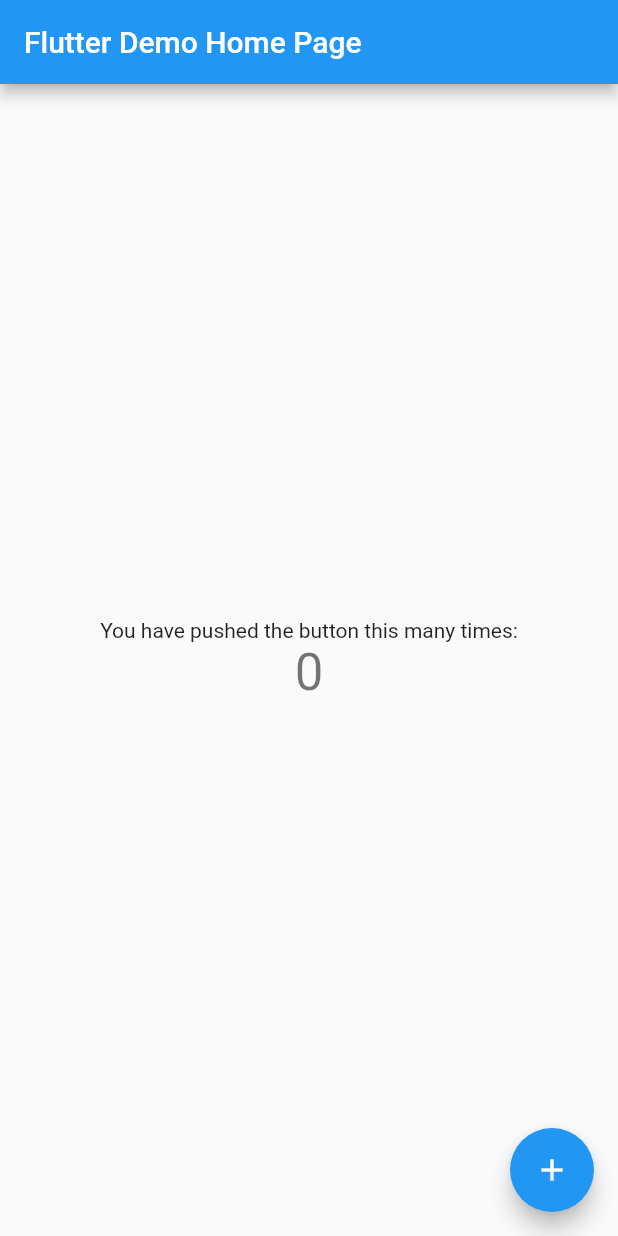
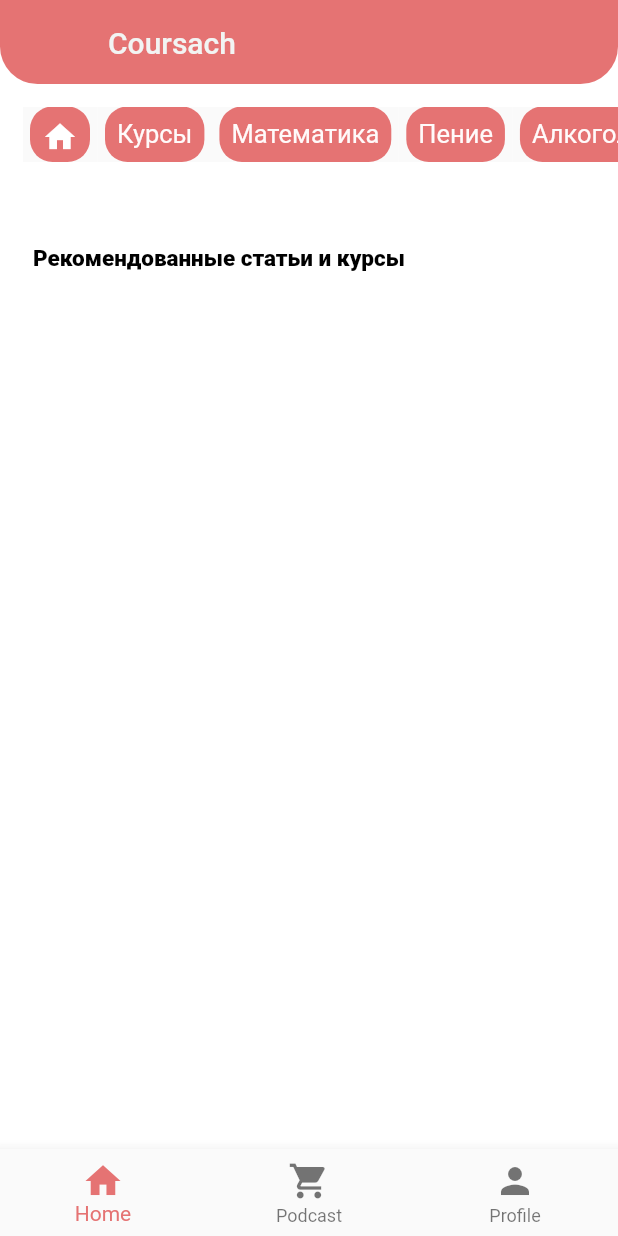
Before and after one commit to Coursework-Mobile-App/CoursesApp, a Flutter app: the screen it shows after launch, on a phone screen of 412 x 824 dp. Run offline on Flutter 3.47's test engine with Material 2 defaults, Android fonts, the phone set to English and light mode, and no system bars; our stand-ins replace cached_network_image.

Commit message:
now we have some front

```diff
--- a/lib/main.dart
+++ b/lib/main.dart
@@ -1,115 +1,12 @@
 import 'package:flutter/material.dart';
+import 'main_screen.dart';
 
 void main() {
-  runApp(const MyApp());
+  runApp(MaterialApp(
+    theme: ThemeData(
+      primaryColor: Colors.amber,
+    ),
+    color: Colors.black,
+    home: MainScreen(),
+  ));
 }
-
-class MyApp extends StatelessWidget {
-  const MyApp({Key? key}) : super(key: key);
-
-  // This widget is the root of your application.
-  @override
-  Widget build(BuildContext context) {
-    return MaterialApp(
-      title: 'Flutter Demo',
-      theme: ThemeData(
-        // This is the theme of your application.
-        //
-        // Try running your application with "flutter run". You'll see the
-        // application has a blue toolbar. Then, without quitting the app, try
-        // changing the primarySwatch below to Colors.green and then invoke
-        // "hot reload" (press "r" in the console where you ran "flutter run",
-        // or simply save your changes to "hot reload" in a Flutter IDE).
-        // Notice that the counter didn't reset back to zero; the application
-        // is not restarted.
-        primarySwatch: Colors.blue,
-      ),
-      home: const MyHomePage(title: 'Flutter Demo Home Page'),
-    );
-  }
-}
-
-class MyHomePage extends StatefulWidget {
-  const MyHomePage({Key? key, required this.title}) : super(key: key);
-
-  // This widget is the home page of your application. It is stateful, meaning
-  // that it has a State object (defined below) that contains fields that affect
-  // how it looks.
-
-  // This class is the configuration for the state. It holds the values (in this
-  // case the title) provided by the parent (in this case the App widget) and
-  // used by the build method of the State. Fields in a Widget subclass are
-  // always marked "final".
-
-  final String title;
-
-  @override
-  State<MyHomePage> createState() => _MyHomePageState();
-}
-
-class _MyHomePageState extends State<MyHomePage> {
-  int _counter = 0;
-
-  void _incrementCounter() {
-    setState(() {
-      // This call to setState tells the Flutter framework that something has
-      // changed in this State, which causes it to rerun the build method below
-      // so that the display can reflect the updated values. If we changed
-      // _counter without calling setState(), then the build method would not be
-      // called again, and so nothing would appear to happen.
-      _counter++;
-    });
-  }
-
-  @override
-  Widget build(BuildContext context) {
-    // This method is rerun every time setState is called, for instance as done
-    // by the _incrementCounter method above.
-    //
-    // The Flutter framework has been optimized to make rerunning build methods
-    // fast, so that you can just rebuild anything that needs updating rather
-    // than having to individually change instances of widgets.
-    return Scaffold(
-      appBar: AppBar(
-        // Here we take the value from the MyHomePage object that was created by
-        // the App.build method, and use it to set our appbar title.
-        title: Text(widget.title),
-      ),
-      body: Center(
-        // Center is a layout widget. It takes a single child and positions it
-        // in the middle of the parent.
-        child: Column(
-          // Column is also a layout widget. It takes a list of children and
-          // arranges them vertically. By default, it sizes itself to fit its
-          // children horizontally, and tries to be as tall as its parent.
-          //
-          // Invoke "debug painting" (press "p" in the console, choose the
-          // "Toggle Debug Paint" action from the Flutter Inspector in Android
-          // Studio, or the "Toggle Debug Paint" command in Visual Studio Code)
-          // to see the wireframe for each widget.
-          //
-          // Column has various properties to control how it sizes itself and
-          // how it positions its children. Here we use mainAxisAlignment to
-          // center the children vertically; the main axis here is the vertical
-          // axis because Columns are vertical (the cross axis would be
-          // horizontal).
-          mainAxisAlignment: MainAxisAlignment.center,
-          children: <Widget>[
-            const Text(
-              'You have pushed the button this many times:',
-            ),
-            Text(
-              '$_counter',
-              style: Theme.of(context).textTheme.headline4,
-            ),
-          ],
-        ),
-      ),
-      floatingActionButton: FloatingActionButton(
-        onPressed: _incrementCounter,
-        tooltip: 'Increment',
-        child: const Icon(Icons.add),
-      ), // This trailing comma makes auto-formatting nicer for build methods.
-    );
-  }
-}
--- a/lib/main_screen.dart
+++ b/lib/main_screen.dart
@@ -1,3 +1,4 @@
+import 'package:courses_app/pages/homepage.dart';
 import 'package:flutter/material.dart';
 // import 'package:shop_flutter_app/screens/main/home_page.dart';
 // import 'package:shop_flutter_app/screens/main/podcast_page.dart';
@@ -30,16 +31,19 @@ class MainScreenState extends State<MainScreen> {
       // ),
       body: Container(
         color: Colors.orange[100],
-        // child: AnimatedSwitcher(
-        //   duration: const Duration(milliseconds: 200),
-        //   child: <Widget>[
-        //     // const HomePage(),
-        //     // const PodcastPage(),
-        //     // const ProfilePage(),
-        //   ][currentTab],
-        // ),
+        child: AnimatedSwitcher(
+          duration: const Duration(milliseconds: 200),
+          child: <Widget>[
+            const HomePage(),
+            const HomePage(),
+            const HomePage(),
+            // const PodcastPage(),
+            // const ProfilePage(),
+          ][currentTab],
+        ),
       ),
       bottomNavigationBar: BottomNavigationBar(
+        fixedColor: Color(0xFFE57373),
         currentIndex: currentTab,
         onTap: (int i) {
           setState(() => currentTab = i);
--- /dev/null
+++ b/lib/models/article.dart
@@ -0,0 +1,11 @@
+class Article {
+  final String id;
+  final String title;
+  final String section;
+  //final List<String> tags;
+  final String text;
+  final String coverImage;
+
+  Article(this.id, this.title, this.section /*, this.tags*/, this.text,
+      this.coverImage);
+}
--- /dev/null
+++ b/lib/models/dummy_data.dart
@@ -0,0 +1,46 @@
+import 'article.dart';
+
+var DUMMY_DATA = [
+  Article(
+    "1",
+    "Курс с собакой",
+    "страх",
+    "grssbsbjbjjbob",
+    "https://i0.wp.com/cdn.7sisters.ru/wp-content/uploads/2019/08/1518471554_be014ab2ba52493294c5a1564df1ff2f.jpeg?fit=5000%2C3337&ssl=1",
+  ),
+  Article(
+    "2",
+    "Курс с собакой",
+    "страх",
+    "grssbsbjbjjbob",
+    "https://i0.wp.com/cdn.7sisters.ru/wp-content/uploads/2019/08/1518471554_be014ab2ba52493294c5a1564df1ff2f.jpeg?fit=5000%2C3337&ssl=1",
+  ),
+  Article(
+    "3",
+    "Курс с собакой",
+    "страх",
+    "grssbsbjbjjbob",
+    "https://i0.wp.com/cdn.7sisters.ru/wp-content/uploads/2019/08/1518471554_be014ab2ba52493294c5a1564df1ff2f.jpeg?fit=5000%2C3337&ssl=1",
+  ),
+  Article(
+    "4",
+    "Курс с собакой",
+    "страх",
+    "grssbsbjbjjbob",
+    "https://i0.wp.com/cdn.7sisters.ru/wp-content/uploads/2019/08/1518471554_be014ab2ba52493294c5a1564df1ff2f.jpeg?fit=5000%2C3337&ssl=1",
+  ),
+  Article(
+    "5",
+    "Курс с собакой",
+    "страх",
+    "grssbsbjbjjbob",
+    "https://i0.wp.com/cdn.7sisters.ru/wp-content/uploads/2019/08/1518471554_be014ab2ba52493294c5a1564df1ff2f.jpeg?fit=5000%2C3337&ssl=1",
+  ),
+  Article(
+    "6",
+    "Курс с собакой",
+    "страх",
+    "grssbsbjbjjbob",
+    "https://i0.wp.com/cdn.7sisters.ru/wp-content/uploads/2019/08/1518471554_be014ab2ba52493294c5a1564df1ff2f.jpeg?fit=5000%2C3337&ssl=1",
+  ),
+];
--- /dev/null
+++ b/lib/models/preaentation_widget.dart
@@ -0,0 +1,91 @@
+import 'package:flutter/material.dart';
+import 'package:cached_network_image/cached_network_image.dart';
+import 'article.dart';
+
+class PresentationWidget extends StatefulWidget {
+  final Article article;
+
+  PresentationWidget(this.article);
+
+  @override
+  State<PresentationWidget> createState() => _PresentationWidgetState();
+}
+
+class _PresentationWidgetState extends State<PresentationWidget> {
+  @override
+  Widget build(BuildContext context) {
+    return Container(
+        padding: const EdgeInsets.all(10.0),
+        child: Hero(
+          tag: widget.article.coverImage,
+          child: Material(
+            color: Colors.transparent,
+            child: Container(
+              height: 180,
+              width: 170,
+              child: Stack(
+                children: [
+                  Container(
+                    decoration: BoxDecoration(
+                      boxShadow: const [
+                        BoxShadow(
+                          color: Colors.black26,
+                          blurRadius: 5,
+                          offset: Offset(2, 5),
+                        ),
+                      ], //color: Colors.black,
+                      image: DecorationImage(
+                        image: CachedNetworkImageProvider(
+                            widget.article.coverImage),
+                        fit: BoxFit.cover,
+                      ),
+                      borderRadius: BorderRadius.circular(20),
+                    ),
+                  ),
+                  InkWell(
+                    onTap: () {
+                      //Navigator.of(context).push(
+                      //MaterialPageRoute(
+                      //builder: (context) => ArtViewPage(art: widget.art),
+                      //),
+                      //);
+                      //print("Container clicked");
+                    },
+                    child: Container(
+                      decoration: const BoxDecoration(
+                        borderRadius: BorderRadius.all(Radius.circular(20)),
+                        gradient: LinearGradient(
+                          colors: [
+                            Colors.black,
+                            Colors.transparent,
+                            Colors.transparent,
+                            Colors.black
+                          ],
+                          begin: Alignment.topCenter,
+                          end: Alignment.bottomCenter,
+                          stops: [0, 0, 0.7, 1],
+                        ),
+                      ),
+                      child: Align(
+                        alignment: Alignment.bottomRight,
+                        child: Container(
+                          child: Padding(
+                            padding: const EdgeInsets.all(10.0),
+                            child: Text(
+                              widget.article.title,
+                              style: TextStyle(color: Colors.white),
+                              overflow: TextOverflow.ellipsis,
+                              maxLines: 2,
+                            ),
+                          ),
+                        ),
+                      ),
+                    ),
+                  ),
+                ],
+              ),
+            ),
+          ),
+        ));
+  }
+}
--- /dev/null
+++ b/lib/pages/homepage.dart
@@ -0,0 +1,150 @@
+import 'package:courses_app/models/article.dart';
+import 'package:courses_app/models/dummy_data.dart';
+import 'package:flutter/material.dart';
+
+final styleTags = [
+  'Курсы',
+  'Математика',
+  'Пение',
+  'Алкоголь',
+  'Караоке',
+  'Метро',
+  'Буратино',
+  'Дельфины',
+  'Пионеры',
+  'Подкасты',
+  'Статьи'
+];
+
+class HomePage extends StatefulWidget {
+  const HomePage({Key? key}) : super(key: key);
+
+  @override
+  State<HomePage> createState() => _HomePageState();
+}
+
+class _HomePageState extends State<HomePage> {
+  List<Article> resList = DUMMY_DATA;
+
+  @override
+  Widget build(BuildContext context) {
+    return Material(
+      child: Container(
+        color: Colors.white,
+        /*drawer: Drawer(),
+      appBar: CustomAppBar(
+        height: 150,
+      ),*/
+        child: CustomScrollView(
+          slivers: <Widget>[
+            const SliverAppBar(
+              shadowColor: Colors.black,
+              //foregroundColor: Colors.white,
+              shape: RoundedRectangleBorder(
+                borderRadius: BorderRadius.vertical(
+                  bottom: Radius.circular(25),
+                ),
+              ),
+              backgroundColor: Color(0xFFE57373),
+              floating: false,
+              expandedHeight: 20.0,
+              flexibleSpace: FlexibleSpaceBar(
+                title: Text(
+                  'Coursach',
+                  style: TextStyle(color: Color(0xFFF2F4F3)),
+                ),
+              ),
+            ),
+            SliverList(
+              delegate: SliverChildListDelegate([
+                Padding(
+                  padding: const EdgeInsets.fromLTRB(15, 0, 0, 0),
+                  child: Row(
+                    children: <Widget>[
+                      Expanded(
+                        child: Container(
+                          height: 67.0,
+                          padding: const EdgeInsets.symmetric(vertical: 15.0),
+                          child: ListView.builder(
+                              scrollDirection: Axis.horizontal,
+                              itemCount: styleTags.length + 1,
+                              itemBuilder: (context, index) {
+                                if (index == 0) {
+                                  return Material(
+                                    child: InkWell(
+                                      //onTap: () {},
+                                      child: Container(
+                                        margin: const EdgeInsets.symmetric(
+                                            horizontal: 5.0),
+                                        decoration: const BoxDecoration(
+                                          color: Color(0xFFE57373),
+                                          borderRadius: BorderRadius.all(
+                                              Radius.circular(15)),
+                                        ),
+                                        child: const Padding(
+                                          padding: EdgeInsets.all(8.0),
+                                          child: Center(
+                                            child: Icon(
+                                              Icons.home,
+                                              color: Colors.white,
+                                            ),
+                                          ),
+                                        ),
+                                      ),
+                                    ),
+                                  );
+                                } else {
+                                  return Material(
+                                    child: InkWell(
+                                      //onTap: () {},
+                                      child: Container(
+                                        margin: const EdgeInsets.symmetric(
+                                            horizontal: 5.0),
+                                        decoration: const BoxDecoration(
+                                          color: Color(0xFFE57373),
+                                          borderRadius: BorderRadius.all(
+                                              Radius.circular(15)),
+                                        ),
+                                        child: Padding(
+                                          padding: const EdgeInsets.all(8.0),
+                                          child: Center(
+                                            child: Text(styleTags[index - 1],
+                                                style: const TextStyle(
+                                                  color: Color(0xFFFFFAFA),
+                                                  fontSize: 17,
+                                                )),
+                                          ),
+                                        ),
+                                      ),
+                                    ),
+                                  );
+                                }
+                              }),
+                        ),
+                      ),
+                    ],
+                  ),
+                ),
+                Padding(
+                  padding: const EdgeInsets.fromLTRB(22, 40, 0, 0),
+                  child: Container(
+                    child: const Text.rich(
+                      TextSpan(
+                        text: 'Рекомендованные статьи и курсы',
+                        style: TextStyle(
+                          fontWeight: FontWeight.w800,
+                          color: Colors.black,
+                          fontSize: 15,
+                        ),
+                      ),
+                    ),
+                  ),
+                ),
+              ]),
+            ),
+          ],
+        ),
+      ),
+    );
+  }
+}
--- a/pubspec.yaml
+++ b/pubspec.yaml
@@ -34,6 +34,7 @@ dependencies:
   # The following adds the Cupertino Icons font to your application.
   # Use with the CupertinoIcons class for iOS style icons.
   cupertino_icons: ^1.0.2
+  cached_network_image: ^3.2.0
 
 dev_dependencies:
   flutter_test:
```
Also changed, not shown: pubspec.lock, 7 other files.
